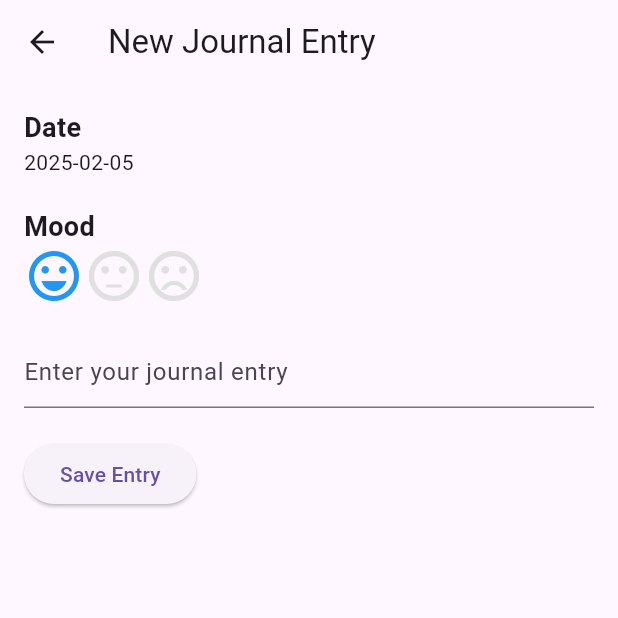
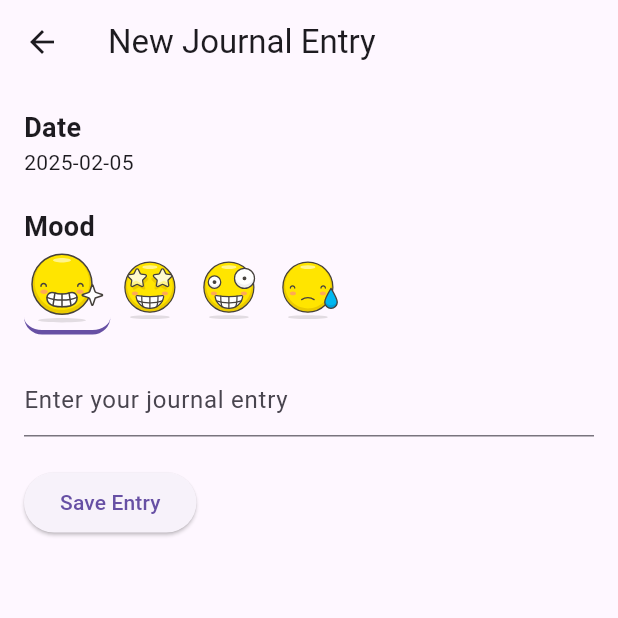
Before and after one commit to dvadell/journey, a Flutter app: the EditJournalEntryScreen screen opened directly, on a phone screen of 412 x 824 dp, the top half of it. Run offline on Flutter 3.47's test engine with Material 3 defaults, Android fonts, the phone set to English and light mode, and no system bars; our stand-ins replace flutter_svg, sqflite; accounts and stored records are empty.

Commit message:
Added SVG icons

```diff
--- a/lib/journal/edit.dart
+++ b/lib/journal/edit.dart
@@ -3,6 +3,7 @@ import 'package:intl/intl.dart';
 import 'dart:convert';
 import 'package:sqflite/sqflite.dart';
 import 'package:path/path.dart';
+import 'package:flutter_svg/flutter_svg.dart';
 
 class EditJournalEntryScreen extends StatefulWidget {
   @override
@@ -14,10 +15,11 @@ class _EditJournalEntryScreenState extends State<EditJournalEntryScreen> {
   String _selectedMood = 'Happy';
 
   // Map mood strings to actual Flutter icons
-  Map<String, IconData> _moodIcons = {
-    'Happy': Icons.sentiment_very_satisfied,
-    'Neutral': Icons.sentiment_neutral,
-    'Sad': Icons.sentiment_very_dissatisfied,
+  Map<String, String> _moodIcons = {
+    'Happy': 'assets/emoji-laugh.svg',
+    'Cool': 'assets/emoji-cool.svg',
+    'Crazy': 'assets/emoji-crazy.svg',
+    'Sad': 'assets/emoji-sad.svg',
   };
 
   late Database _database;
@@ -47,6 +49,17 @@ class _EditJournalEntryScreenState extends State<EditJournalEntryScreen> {
 
   @override
   Widget build(BuildContext context) {
+    void _animateSelectedEmoji(BuildContext context) {
+      ScaffoldMessenger.of(context).clearSnackBars();
+      ScaffoldMessenger.of(context).showSnackBar(
+        SnackBar(
+          content: Text('Mood set to ${_selectedMood}'),
+          duration: Duration(milliseconds: 800),
+          behavior: SnackBarBehavior.floating,
+        ),
+      );
+    }
+
     return Scaffold(
       appBar: AppBar(
         title: Text('New Journal Entry'),
@@ -72,16 +85,39 @@ class _EditJournalEntryScreenState extends State<EditJournalEntryScreen> {
             Row(
               children: _moodIcons.entries.map((entry) {
                 return GestureDetector(
-                  onTap: () => setState(() => _selectedMood = entry.key),
-                  child: Icon(
-                    entry.value,
-                    size: 40,
-                    color: _selectedMood == entry.key ? Colors.blue : Colors.grey[300],
-                  ),
-                );
+                  onTap: () {
+                    setState(() => _selectedMood = entry.key);
+                    // Visual feedback
+                    ScaffoldMessenger.of(context).clearSnackBars();
+                    ScaffoldMessenger.of(context).showSnackBar(
+                      SnackBar(
+                        content: Text('Selected mood: ${entry.key}'),
+                        duration: Duration(seconds: 1),
+                        behavior: SnackBarBehavior.floating,
+                      ),
+                    );
+                    _animateSelectedEmoji(context);
+                  },
+                  child: AnimatedContainer(
+                      duration: Duration(milliseconds: 200),
+                      padding: EdgeInsets.all(8.0),
+                      decoration: BoxDecoration(
+                        border: _selectedMood == entry.key
+                          ? Border(bottom: BorderSide(color: Theme.of(context).primaryColor, width: 3))
+                          : null,
+                        borderRadius: BorderRadius.circular(12),
+                      ),
+                      child: Transform.scale(
+                        scale: _selectedMood == entry.key ? 1.2 : 1.0,
+                        child: SvgPicture.asset(
+                          entry.value,
+                          height: 40,
+                        ),
+                      ),
+                    ),
+                  );
               }).toList(),
             ),
-
             SizedBox(height: 20),
             TextField(
               controller: _textEditingController,
--- a/pubspec.yaml
+++ b/pubspec.yaml
@@ -39,6 +39,7 @@ dependencies:
   flutter_secure_storage: ^9.2.4
   sqflite: ^2.4.1
   path: ^1.9.0
+  flutter_svg: ^2.0.17
 
 dev_dependencies:
   flutter_test:
@@ -100,3 +101,8 @@ flutter:
           weight: 700
         - asset: assets/fonts/Poppins-Light.ttf
           weight: 300
+  assets:
+    - assets/emoji-cool.svg
+    - assets/emoji-crazy.svg
+    - assets/emoji-laugh.svg
+    - assets/emoji-sad.svg
```
Also changed, not shown: lib/components/journal_card.dart (+17 -14 lines), assets/emoji-cool.svg (added), assets/emoji-crazy.svg (added), assets/emoji-laugh.svg (added), assets/emoji-sad.svg (added), pubspec.lock.
